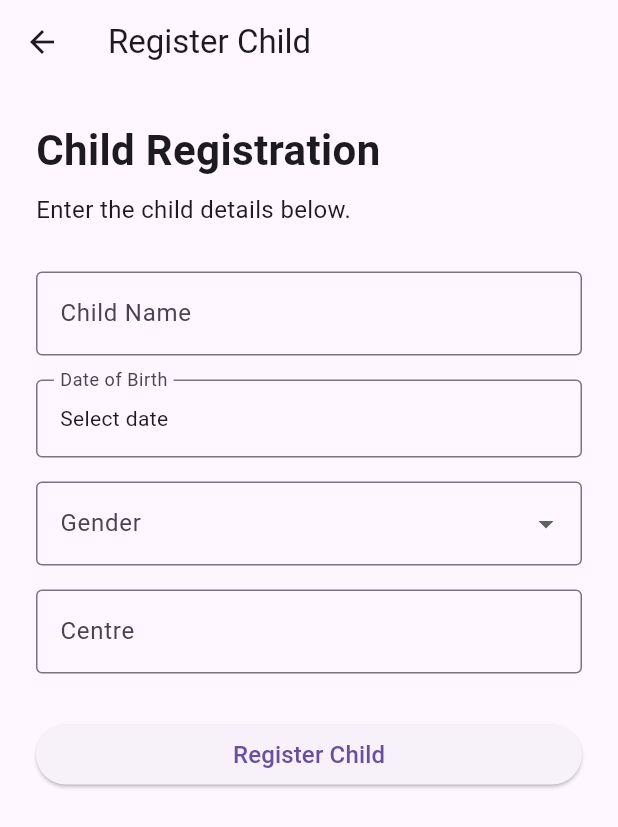
After one commit to subha19012005/Little-Steps-Tracker-, a Flutter app: the HomeScreen screen opened by its route, after a tap on "Register Child", on a phone screen of 412 x 824 dp. The commit adds this screen. Shown: the top 827 px of the screen. Run offline on Flutter 3.47's test engine with Material 3 defaults, Android fonts, the phone set to English and light mode, and no system bars; our stand-ins replace dio, firebase_auth, firebase_core; accounts and stored records are empty.

Commit message:
Connect child registration to FastAPI backend

```diff
--- a/mobile/lib/main.dart
+++ b/mobile/lib/main.dart
@@ -4,7 +4,7 @@ import 'package:flutter/material.dart';
 import 'firebase_options.dart';
 import 'screens/login_screen.dart';
 import 'screens/home_screen.dart';
-
+import 'screens/child_registration_screen.dart';
 Future<void> main() async {
   WidgetsFlutterBinding.ensureInitialized();
 
@@ -27,6 +27,7 @@ class LittleStepsApp extends StatelessWidget {
       routes: {
         '/login': (context) => const LoginScreen(),
         '/home': (context) => const HomeScreen(),
+        '/register-child': (context) => const ChildRegistrationScreen(),
       },
     );
   }
--- /dev/null
+++ b/mobile/lib/screens/child_registration_screen.dart
@@ -0,0 +1,227 @@
+import 'package:dio/dio.dart';
+import 'package:flutter/material.dart';
+
+class ChildRegistrationScreen extends StatefulWidget {
+  const ChildRegistrationScreen({super.key});
+
+  @override
+  State<ChildRegistrationScreen> createState() =>
+      _ChildRegistrationScreenState();
+}
+
+class _ChildRegistrationScreenState
+    extends State<ChildRegistrationScreen> {
+  final nameController = TextEditingController();
+  final centreController = TextEditingController();
+
+  DateTime? selectedDate;
+  String? selectedGender;
+  bool isLoading = false;
+
+  final Dio dio = Dio();
+
+  Future<void> selectDate() async {
+    final pickedDate = await showDatePicker(
+      context: context,
+      initialDate: DateTime.now(),
+      firstDate: DateTime(2015),
+      lastDate: DateTime.now(),
+    );
+
+    if (pickedDate != null) {
+      setState(() {
+        selectedDate = pickedDate;
+      });
+    }
+  }
+
+  Future<void> registerChild() async {
+    if (nameController.text.trim().isEmpty ||
+        selectedDate == null ||
+        selectedGender == null ||
+        centreController.text.trim().isEmpty) {
+      ScaffoldMessenger.of(context).showSnackBar(
+        const SnackBar(
+          content: Text('Please fill all the details'),
+        ),
+      );
+      return;
+    }
+
+    setState(() {
+      isLoading = true;
+    });
+
+    try {
+      final response = await dio.post(
+        'http://10.220.122.166:8000/api/children',
+        data: {
+          'name': nameController.text.trim(),
+          'date_of_birth':
+              '${selectedDate!.year.toString().padLeft(4, '0')}-'
+              '${selectedDate!.month.toString().padLeft(2, '0')}-'
+              '${selectedDate!.day.toString().padLeft(2, '0')}',
+          'gender': selectedGender,
+          'centre': centreController.text.trim(),
+        },
+      );
+
+      if (!mounted) return;
+
+      final data = response.data;
+
+      showDialog(
+        context: context,
+        builder: (context) {
+          return AlertDialog(
+            title: const Text('Child Registered'),
+            content: Text(
+              'Child ID: ${data['child_id']}\n\n'
+              'Name: ${data['name']}\n'
+              'Gender: ${data['gender']}\n'
+              'Centre: ${data['centre']}',
+            ),
+            actions: [
+              TextButton(
+                onPressed: () {
+                  Navigator.pop(context);
+                },
+                child: const Text('OK'),
+              ),
+            ],
+          );
+        },
+      );
+    } on DioException catch (e) {
+      if (!mounted) return;
+
+      String message = 'Could not register child.';
+
+      if (e.response != null) {
+        message = 'Server error: ${e.response?.statusCode}';
+      } else {
+        message = 'Could not connect to the backend.';
+      }
+
+      ScaffoldMessenger.of(context).showSnackBar(
+        SnackBar(content: Text(message)),
+      );
+    } finally {
+      if (mounted) {
+        setState(() {
+          isLoading = false;
+        });
+      }
+    }
+  }
+
+  @override
+  void dispose() {
+    nameController.dispose();
+    centreController.dispose();
+    super.dispose();
+  }
+
+  @override
+  Widget build(BuildContext context) {
+    return Scaffold(
+      appBar: AppBar(
+        title: const Text('Register Child'),
+      ),
+      body: SingleChildScrollView(
+        padding: const EdgeInsets.all(24),
+        child: Column(
+          crossAxisAlignment: CrossAxisAlignment.start,
+          children: [
+            const Text(
+              'Child Registration',
+              style: TextStyle(
+                fontSize: 28,
+                fontWeight: FontWeight.bold,
+              ),
+            ),
+            const SizedBox(height: 8),
+            const Text(
+              'Enter the child details below.',
+              style: TextStyle(
+                fontSize: 16,
+              ),
+            ),
+            const SizedBox(height: 30),
+            TextField(
+              controller: nameController,
+              decoration: const InputDecoration(
+                labelText: 'Child Name',
+                border: OutlineInputBorder(),
+              ),
+            ),
+            const SizedBox(height: 16),
+            InkWell(
+              onTap: selectDate,
+              child: InputDecorator(
+                decoration: const InputDecoration(
+                  labelText: 'Date of Birth',
+                  border: OutlineInputBorder(),
+                ),
+                child: Text(
+                  selectedDate == null
+                      ? 'Select date'
+                      : '${selectedDate!.day}/${selectedDate!.month}/${selectedDate!.year}',
+                ),
+              ),
+            ),
+            const SizedBox(height: 16),
+            DropdownButtonFormField<String>(
+              initialValue: selectedGender,
+              decoration: const InputDecoration(
+                labelText: 'Gender',
+                border: OutlineInputBorder(),
+              ),
+              items: const [
+                DropdownMenuItem(
+                  value: 'Male',
+                  child: Text('Male'),
+                ),
+                DropdownMenuItem(
+                  value: 'Female',
+                  child: Text('Female'),
+                ),
+              ],
+              onChanged: (value) {
+                setState(() {
+                  selectedGender = value;
+                });
+              },
+            ),
+            const SizedBox(height: 16),
+            TextField(
+              controller: centreController,
+              decoration: const InputDecoration(
+                labelText: 'Centre',
+                hintText: 'Enter centre name',
+                border: OutlineInputBorder(),
+              ),
+            ),
+            const SizedBox(height: 30),
+            SizedBox(
+              width: double.infinity,
+              child: ElevatedButton(
+                onPressed: isLoading ? null : registerChild,
+                child: isLoading
+                    ? const SizedBox(
+                        height: 24,
+                        width: 24,
+                        child: CircularProgressIndicator(),
+                      )
+                    : const Text(
+                        'Register Child',
+                        style: TextStyle(fontSize: 16),
+                      ),
+              ),
+            ),
+          ],
+        ),
+      ),
+    );
+  }
+}
--- a/mobile/lib/screens/home_screen.dart
+++ b/mobile/lib/screens/home_screen.dart
@@ -27,11 +27,38 @@ class HomeScreen extends StatelessWidget {
           ),
         ],
       ),
-      body: Center(
-        child: Text(
-          'Welcome!\n${user?.email ?? ''}',
-          textAlign: TextAlign.center,
-          style: const TextStyle(fontSize: 20),
+      body: Padding(
+        padding: const EdgeInsets.all(24),
+        child: Column(
+          mainAxisAlignment: MainAxisAlignment.center,
+          children: [
+            Text(
+              'Welcome!\n${user?.email ?? ''}',
+              textAlign: TextAlign.center,
+              style: const TextStyle(
+                fontSize: 20,
+              ),
+            ),
+
+            const SizedBox(height: 40),
+
+            SizedBox(
+              width: double.infinity,
+              child: ElevatedButton.icon(
+                onPressed: () {
+                  Navigator.pushNamed(
+                    context,
+                    '/register-child',
+                  );
+                },
+                icon: const Icon(Icons.person_add),
+                label: const Text(
+                  'Register Child',
+                  style: TextStyle(fontSize: 16),
+                ),
+              ),
+            ),
+          ],
         ),
       ),
     );
--- a/mobile/pubspec.yaml
+++ b/mobile/pubspec.yaml
@@ -36,6 +36,7 @@ dependencies:
   cupertino_icons: ^1.0.8
   firebase_core: ^4.15.0
   firebase_auth: ^6.7.0
+  dio: ^5.11.1
 
 dev_dependencies:
   flutter_test:
```
Also changed, not shown: mobile/pubspec.lock, 3 other files.
